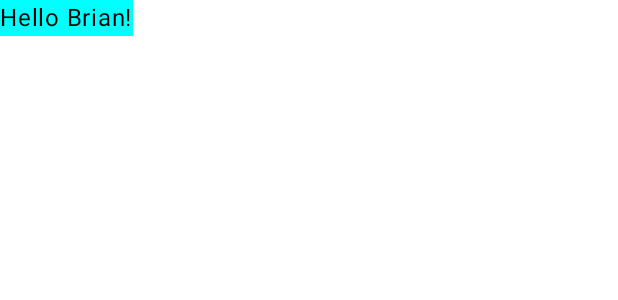
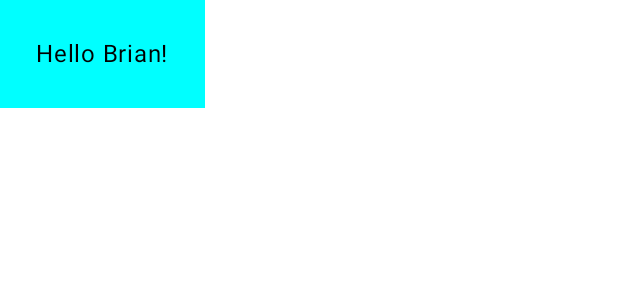
Before and after one commit to briankaboyi/greeting-card, an Android app built with Jetpack Compose: the @Preview function GreetingPreview, on a phone screen of 412 x 824 dp. Shown: the top 300 px of the screen. Run offline under Robolectric (Android 15) with nearby library versions, the phone set to English and light mode, and no system bars.

Commit message:
add padding

```diff
--- a/app/src/main/java/com/example/greetingcard/MainActivity.kt
+++ b/app/src/main/java/com/example/greetingcard/MainActivity.kt
@@ -13,6 +13,7 @@ import androidx.compose.runtime.Composable
 import androidx.compose.ui.Modifier
 import androidx.compose.ui.graphics.Color
 import androidx.compose.ui.tooling.preview.Preview
+import androidx.compose.ui.unit.dp
 import com.example.greetingcard.ui.theme.GreetingCardTheme
 
 class MainActivity : ComponentActivity() {
@@ -34,11 +35,11 @@ class MainActivity : ComponentActivity() {
 
 @Composable
 fun Greeting(name: String, modifier: Modifier = Modifier) {
-    Surface(color = Color.Cyan) {
+    Surface(color = Color.Cyan,) {
         Text(
             text = "Hello $name!",
-            modifier = modifier,
-            color = Color.Black
+            modifier = modifier.padding(24.dp),
+            color = Color.Black,
         )
     }
 }
```
